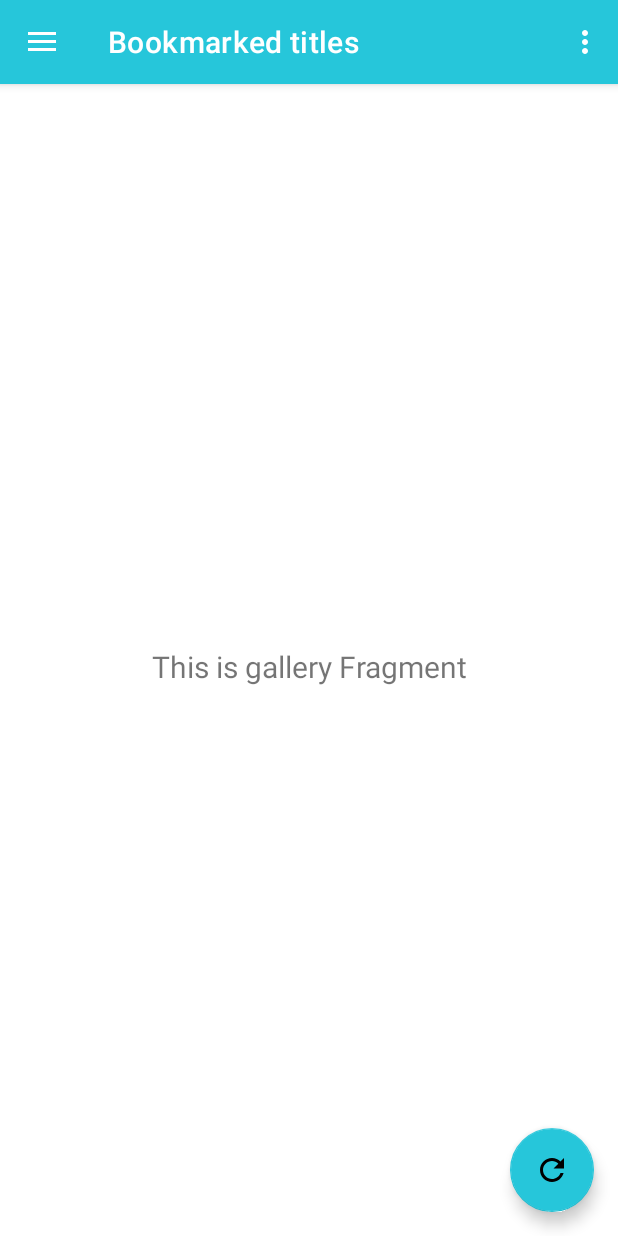
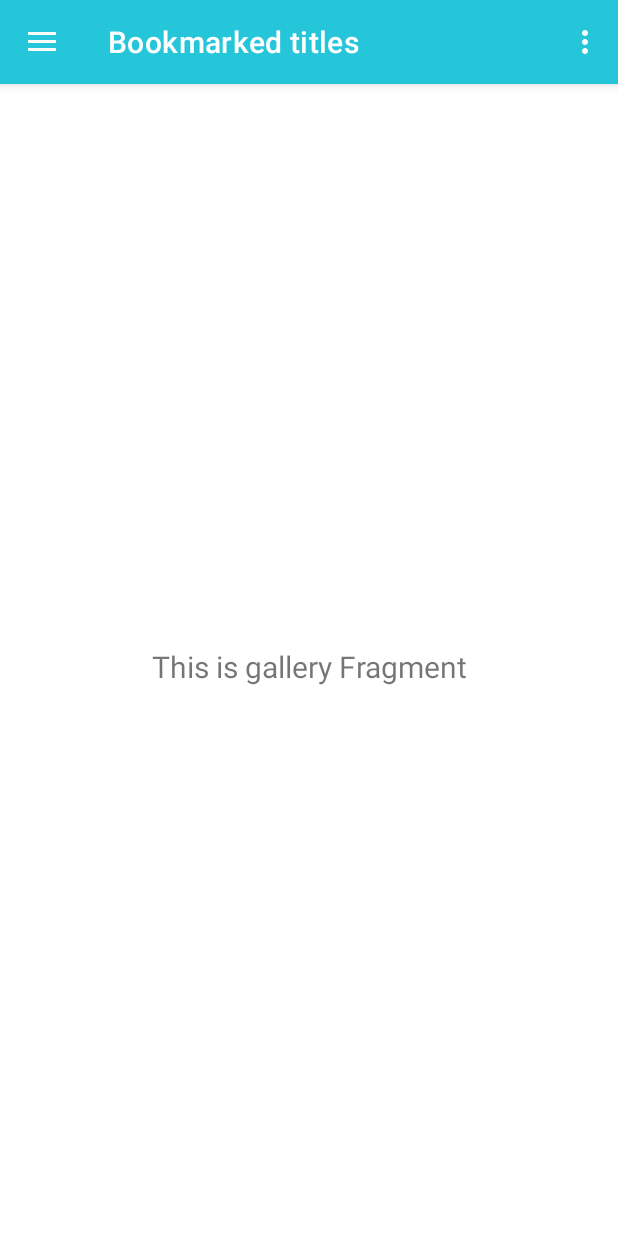
Before and after one commit to QuietPhantom/Animeteka, an Android app: the screen it shows after launch (MainActivity), in the side drawer, after a tap on "Bookmarked titles", on a phone screen of 412 x 824 dp. Run offline under Robolectric (Android 15) with nearby library versions, the phone set to English and light mode, and no system bars; our stand-ins replace navigation-ui.

Commit message:
Перенесена кнопка обновления на домашний фрагмент

```diff
--- a/app/src/main/java/com/example/animeteka/MainActivity.kt
+++ b/app/src/main/java/com/example/animeteka/MainActivity.kt
@@ -26,10 +26,6 @@ class MainActivity : AppCompatActivity() {
 
         setSupportActionBar(binding.appBarMain.toolbar)
 
-        binding.appBarMain.fab.setOnClickListener { view ->
-            Snackbar.make(view, "Replace with your own action", Snackbar.LENGTH_LONG)
-                .setAction("Action", null).show()
-        }
         val drawerLayout: DrawerLayout = binding.drawerLayout
         val navView: NavigationView = binding.navView
         val navController = findNavController(R.id.nav_host_fragment_content_main)
--- a/app/src/main/res/layout/app_bar_main.xml
+++ b/app/src/main/res/layout/app_bar_main.xml
@@ -22,13 +22,4 @@
 
     <include layout="@layout/content_main" />
 
-    <com.google.android.material.floatingactionbutton.FloatingActionButton
-        android:id="@+id/fab"
-        android:layout_width="wrap_content"
-        android:layout_height="wrap_content"
-        android:layout_gravity="bottom|end"
-        android:layout_marginEnd="@dimen/fab_margin"
-        android:layout_marginBottom="16dp"
-        app:srcCompat="@drawable/ic_button_refresh" />
-
 </androidx.coordinatorlayout.widget.CoordinatorLayout>
```
Also changed, not shown: app/src/main/res/layout/fragment_home.xml (+11 -0 lines).
